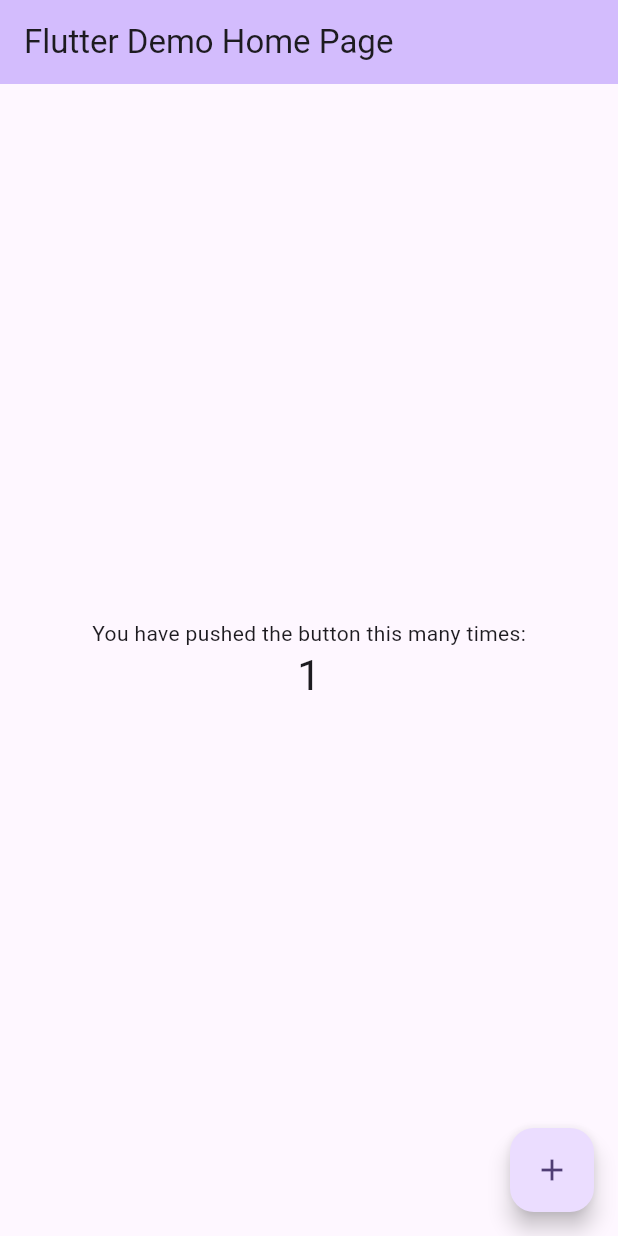
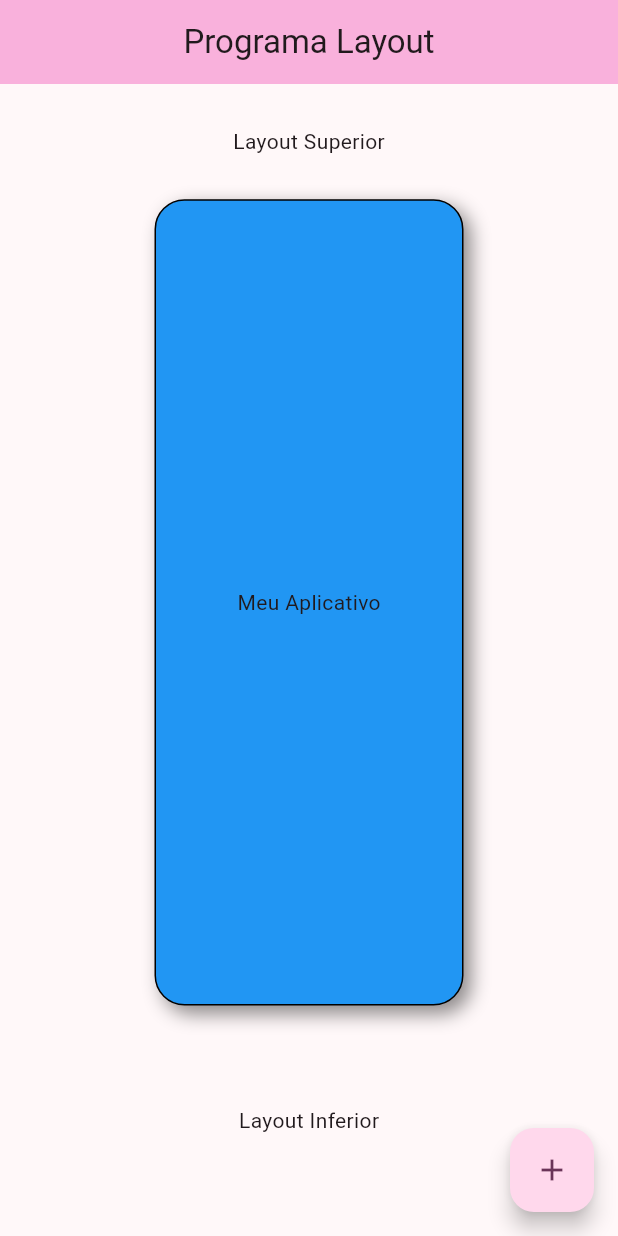
Before and after one commit to DomeniqueRosa/myapp, a Flutter app: the screen it shows after launch, after a tap on the "add" icon, on a phone screen of 412 x 824 dp. Run offline on Flutter 3.47's test engine with Material 3 defaults, Android fonts, the phone set to English and light mode, and no system bars.

Commit message:
tarefa 2

```diff
--- a/lib/main.dart
+++ b/lib/main.dart
@@ -1,125 +1,120 @@
 import 'package:flutter/material.dart';
 
 void main() {
-  runApp(const MyApp());
+  runApp(const App());
 }
 
-class MyApp extends StatelessWidget {
-  const MyApp({super.key});
+class App extends StatelessWidget {
+  const App({super.key});
 
-  // This widget is the root of your application.
   @override
   Widget build(BuildContext context) {
     return MaterialApp(
-      title: 'Flutter Demo',
+      debugShowCheckedModeBanner: false,
+      title: 'Layout',
       theme: ThemeData(
-        // This is the theme of your application.
-        //
-        // TRY THIS: Try running your application with "flutter run". You'll see
-        // the application has a purple toolbar. Then, without quitting the app,
-        // try changing the seedColor in the colorScheme below to Colors.green
-        // and then invoke "hot reload" (save your changes or press the "hot
-        // reload" button in a Flutter-supported IDE, or press "r" if you used
-        // the command line to start the app).
-        //
-        // Notice that the counter didn't reset back to zero; the application
-        // state is not lost during the reload. To reset the state, use hot
-        // restart instead.
-        //
-        // This works for code too, not just values: Most code changes can be
-        // tested with just a hot reload.
-        colorScheme: ColorScheme.fromSeed(seedColor: Colors.deepPurple),
+        colorScheme: ColorScheme.fromSeed(
+            seedColor: const Color.fromARGB(255, 219, 93, 181)),
         useMaterial3: true,
       ),
-      home: const MyHomePage(title: 'Flutter Demo Home Page'),
+      home: const HomePage(title: 'Programa Layout'),
     );
   }
 }
 
-class MyHomePage extends StatefulWidget {
-  const MyHomePage({super.key, required this.title});
-
-  // This widget is the home page of your application. It is stateful, meaning
-  // that it has a State object (defined below) that contains fields that affect
-  // how it looks.
-
-  // This class is the configuration for the state. It holds the values (in this
-  // case the title) provided by the parent (in this case the App widget) and
-  // used by the build method of the State. Fields in a Widget subclass are
-  // always marked "final".
-
+class HomePage extends StatefulWidget {
   final String title;
+  const HomePage({
+    super.key,
+    required this.title,
+  });
 
   @override
-  State<MyHomePage> createState() => _MyHomePageState();
+  State<HomePage> createState() => _HomePageState();
 }
 
-class _MyHomePageState extends State<MyHomePage> {
-  int _counter = 0;
-
-  void _incrementCounter() {
-    setState(() {
-      // This call to setState tells the Flutter framework that something has
-      // changed in this State, which causes it to rerun the build method below
-      // so that the display can reflect the updated values. If we changed
-      // _counter without calling setState(), then the build method would not be
-      // called again, and so nothing would appear to happen.
-      _counter++;
-    });
-  }
-
+class _HomePageState extends State<HomePage> {
   @override
   Widget build(BuildContext context) {
-    // This method is rerun every time setState is called, for instance as done
-    // by the _incrementCounter method above.
-    //
-    // The Flutter framework has been optimized to make rerunning build methods
-    // fast, so that you can just rebuild anything that needs updating rather
-    // than having to individually change instances of widgets.
     return Scaffold(
       appBar: AppBar(
-        // TRY THIS: Try changing the color here to a specific color (to
-        // Colors.amber, perhaps?) and trigger a hot reload to see the AppBar
-        // change color while the other colors stay the same.
         backgroundColor: Theme.of(context).colorScheme.inversePrimary,
-        // Here we take the value from the MyHomePage object that was created by
-        // the App.build method, and use it to set our appbar title.
         title: Text(widget.title),
+        centerTitle: true,
       ),
       body: Center(
-        // Center is a layout widget. It takes a single child and positions it
-        // in the middle of the parent.
+
         child: Column(
-          // Column is also a layout widget. It takes a list of children and
-          // arranges them vertically. By default, it sizes itself to fit its
-          // children horizontally, and tries to be as tall as its parent.
-          //
-          // Column has various properties to control how it sizes itself and
-          // how it positions its children. Here we use mainAxisAlignment to
-          // center the children vertically; the main axis here is the vertical
-          // axis because Columns are vertical (the cross axis would be
-          // horizontal).
-          //
-          // TRY THIS: Invoke "debug painting" (choose the "Toggle Debug Paint"
-          // action in the IDE, or press "p" in the console), to see the
-          // wireframe for each widget.
-          mainAxisAlignment: MainAxisAlignment.center,
-          children: <Widget>[
-            const Text(
-              'You have pushed the button this many times:',
+          mainAxisAlignment: MainAxisAlignment.spaceEvenly,
+          children: [
+            Expanded(
+              child: Container(
+                alignment: Alignment.center,
+                // color: Colors.amber,
+                child: const Text('Layout Superior'),
+              ),
             ),
-            Text(
-              '$_counter',
-              style: Theme.of(context).textTheme.headlineMedium,
+            Expanded(
+              flex: 7,
+              child: Row(
+                mainAxisAlignment: MainAxisAlignment.spaceEvenly,
+                children: [
+                  Expanded(
+                    child: Container(
+                        // alignment: Alignment.center,
+                        // color: Colors.red,
+                        // child: const Text('Primeira Coluna'),
+                        ),
+                  ),
+                  Expanded(
+                    flex: 2,
+                    child: Container(
+                      alignment: Alignment.center,
+                      decoration: BoxDecoration(
+                        color: Colors.blue,
+                        borderRadius: BorderRadius.circular(20),
+                        border: Border.all(
+                          color: Colors.black,
+                          width: 1,
+                        ),
+                        boxShadow: const [
+                          BoxShadow(
+                            color: Colors.black45,
+                            blurRadius: 10,
+                            offset: Offset(5, 5),
+                          ),
+                        ],
+                      ),
+                      child: const Text('Meu Aplicativo'),
+                    ),
+                  ),
+                  Expanded(
+                    child: Container(
+                        // alignment: Alignment.center,
+                        // color: Colors.red,
+                        // child: const Text('Terceira Coluna'),
+                        ),
+                  ),
+                ],
+              ),
+            ),
+            Expanded(
+              flex: 2,
+              child: Container(
+                alignment: Alignment.center,
+                //color: Colors.blue,
+                child: const Text('Layout Inferior'),
+              ),
             ),
           ],
         ),
+
       ),
       floatingActionButton: FloatingActionButton(
-        onPressed: _incrementCounter,
+        onPressed: () {},
         tooltip: 'Increment',
         child: const Icon(Icons.add),
-      ), // This trailing comma makes auto-formatting nicer for build methods.
+      ),
     );
   }
 }
```
